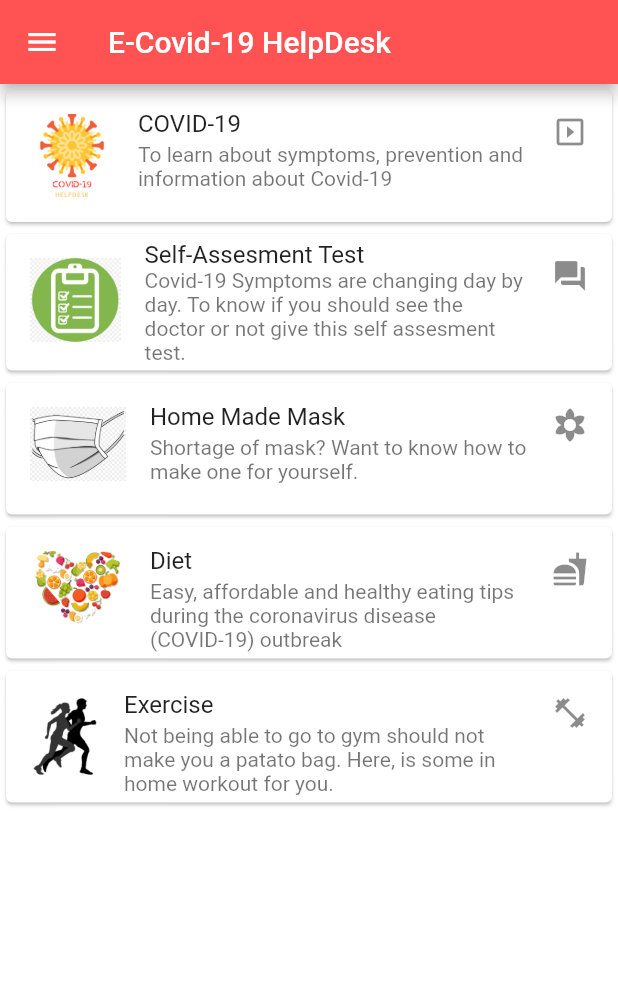
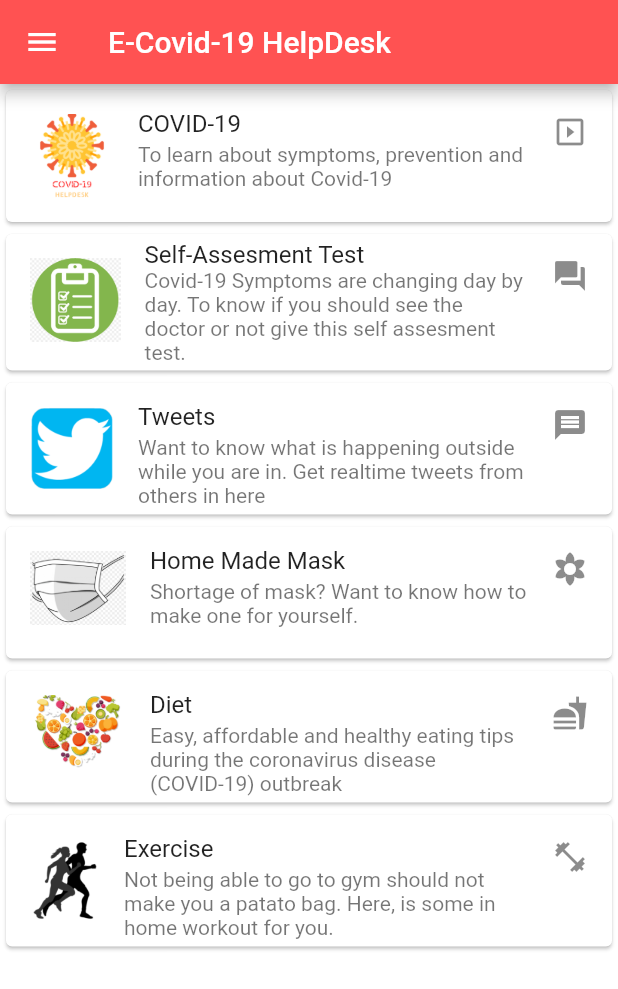
Before and after one commit to princepriyank/e-covid-19-helpdesk, a Flutter app: the screen it shows after launch, on a phone screen of 412 x 824 dp. Shown: the top 989 px of the screen. Run offline on Flutter 3.47's test engine with Material 2 defaults, Android fonts, the phone set to English and light mode, and no system bars; our stand-ins replace splashscreen, webview_flutter.

Commit message:
tweets added

```diff
--- a/ecovid19/lib/maincards.dart
+++ b/ecovid19/lib/maincards.dart
@@ -5,6 +5,7 @@ import 'package:ecovid19/SelfAssement.dart';
 import 'package:ecovid19/Diet.dart';
 import 'mask.dart';
 import 'gym.dart';
+import 'tweet.dart';
 
 class maincards extends StatelessWidget {
   @override
@@ -58,6 +59,31 @@ class maincards extends StatelessWidget {
                 Navigator.push(
                   context,
                   MaterialPageRoute(builder: (context) => Assesment()),
+                );
+              },
+            ),
+          ),
+          Card(
+            child: ListTile(
+              leading:  ConstrainedBox(
+                constraints: BoxConstraints(
+                  minWidth: 44,
+                  minHeight: 44,
+                  maxWidth: 64,
+                  maxHeight: 64,
+                ),
+                child: Image.asset("images/tweet.png", fit: BoxFit.cover),
+              ),
+              title: Text('Tweets'),
+              subtitle: Text(
+                  'Want to know what is happening outside while you are in. Get realtime tweets from others in here'
+              ),
+              trailing: Icon(Icons.message),
+              isThreeLine: true,
+              onTap: () {
+                Navigator.push(
+                  context,
+                  MaterialPageRoute(builder: (context) => tweet()),
                 );
               },
             ),
--- a/ecovid19/pubspec.yaml
+++ b/ecovid19/pubspec.yaml
@@ -26,7 +26,7 @@ dependencies:
   twitter_api: ^0.1.2
   zoomable_image: ^1.3.1
   splashscreen: ^1.2.0
-
+  webview_flutter:
 
 
   # The following adds the Cupertino Icons font to your application.
```
Also changed, not shown: ecovid19/lib/tweet.dart (added, +32 -0 lines), ecovid19/pubspec.lock.
